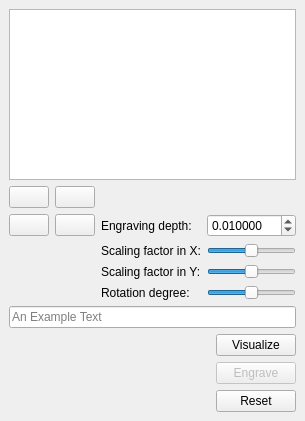
Above: Polyhedron/demo/Polyhedron/Plugins/PMP/Engrave_dock_widget.ui from CGAL/cgal before the change. Below: the same form after it.
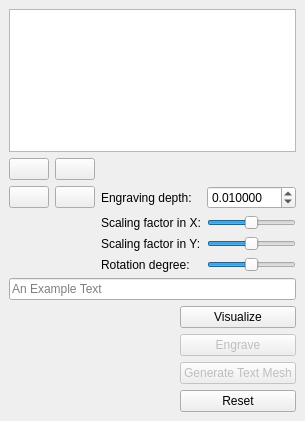
That is the form after the change. Icons and pictures are not drawn.

Commit message: Fix transformation of polylines and add option to generate text_mesh_item.

```diff
--- a/Polyhedron/demo/Polyhedron/Plugins/PMP/Engrave_dock_widget.ui
+++ b/Polyhedron/demo/Polyhedron/Plugins/PMP/Engrave_dock_widget.ui
@@ -56,6 +56,16 @@
           </property>
          </widget>
         </item>
+        <item>
+         <widget class="QPushButton" name="text_meshButton">
+          <property name="enabled">
+           <bool>false</bool>
+          </property>
+          <property name="text">
+           <string>Generate Text Mesh</string>
+          </property>
+         </widget>
+        </item>
         <item>
          <widget class="QPushButton" name="reset_button">
           <property name="text">
```
The commit also changes 1 other file.
